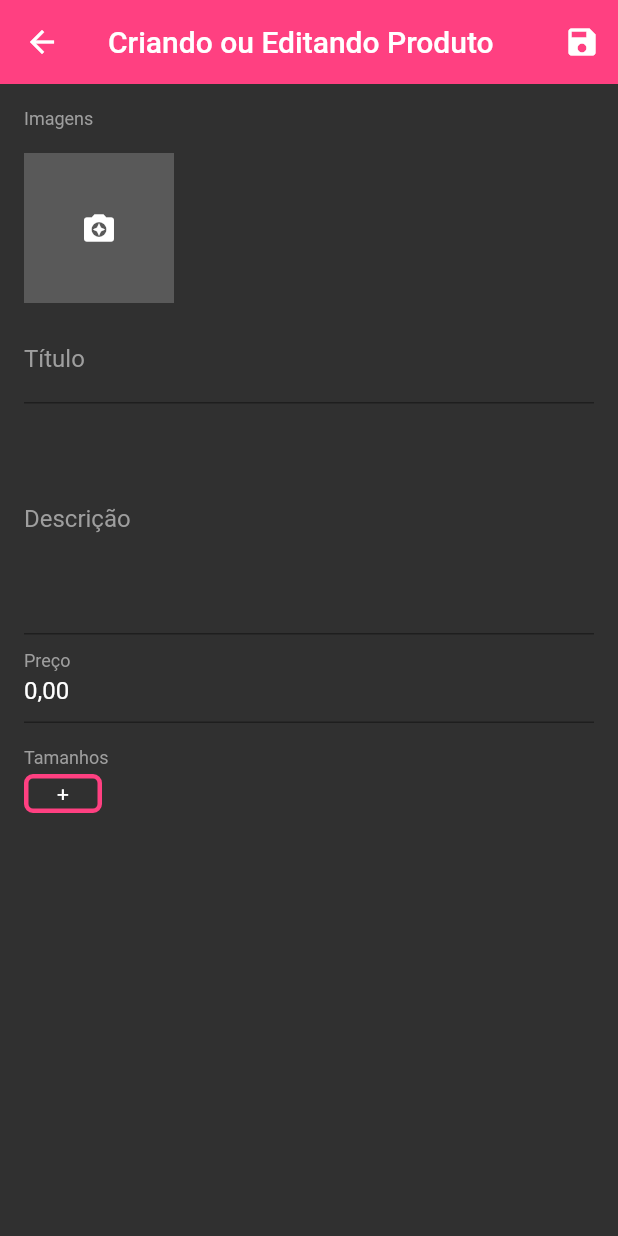
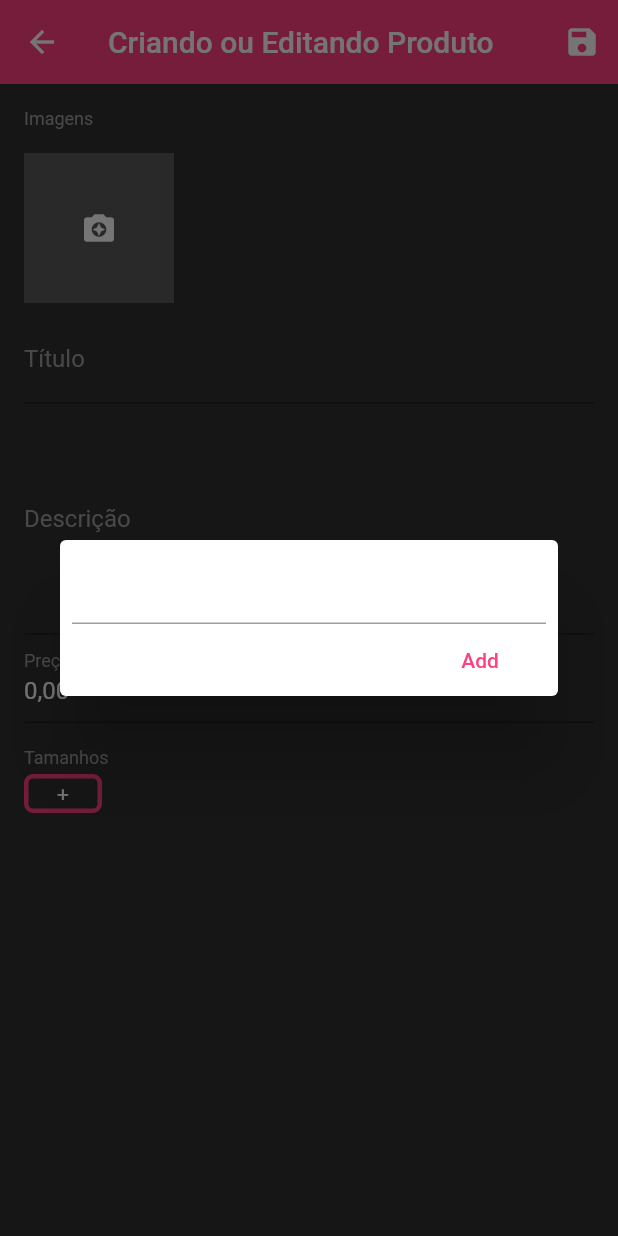
Before and after one commit to lucasbarrossantos/gerente_loja, a Flutter app: the ProductScreen screen opened directly, after a tap on an icon or button, on a phone screen of 412 x 824 dp. Run offline on Flutter 3.47's test engine with Material 2 defaults, Android fonts, the phone set to English and light mode, and no system bars; our stand-ins replace cloud_firestore, firebase_auth, firebase_storage, flutter_masked_text, flutter_speed_dial, image_cropper and 3 more; missing offline and left inert: bloc_pattern; accounts and stored records are empty; statements that could not run were skipped.

Commit message:
Finalizando o Widget de Tamanho

```diff
--- a/lib/blocs/product_bloc.dart
+++ b/lib/blocs/product_bloc.dart
@@ -1,9 +1,12 @@
 import 'package:bloc_pattern/bloc_pattern.dart';
 import 'package:cloud_firestore/cloud_firestore.dart';
 import 'package:firebase_storage/firebase_storage.dart';
+import 'package:flutter_masked_text/flutter_masked_text.dart';
 import 'package:rxdart/rxdart.dart';
 
 class ProductBloc extends BlocBase {
+  final controllerMasked = new MoneyMaskedTextController(
+      decimalSeparator: ',', thousandSeparator: '.');
   final _dataController = BehaviorSubject<Map>();
   final _loadingController = BehaviorSubject<bool>();
   final _createdController = BehaviorSubject<bool>();
@@ -54,6 +57,10 @@ class ProductBloc extends BlocBase {
 
   void saveImages(List images) {
     unsavedData['images'] = images;
+  }
+
+  void saveSizes(List sizes) {
+    unsavedData['size'] = sizes;
   }
 
   Future<bool> saveProduct() async {
--- a/lib/screens/product_screen.dart
+++ b/lib/screens/product_screen.dart
@@ -129,9 +129,10 @@ class _ProductScreenState extends State<ProductScreen> with ProductValidator {
                           style: TextStyle(color: Colors.grey, fontSize: 12.0),
                         ),
                         ProductSize(
+                          context: context,
                           initialValue: snapshot.data['size'],
-                          onSaved: (value) {},
-                          validator: (value) {},
+                          onSaved: _productBloc.saveSizes,
+                          validator: validatorSizes,
                         ),
                       ],
                     );
--- /dev/null
+++ b/lib/widgets/add_size_dialog.dart
@@ -0,0 +1,31 @@
+import 'package:flutter/material.dart';
+
+class AddSizeDialog extends StatelessWidget {
+  final _controller = TextEditingController();
+  @override
+  Widget build(BuildContext context) {
+    return Dialog(
+      child: Container(
+        padding: EdgeInsets.only(left: 8, right: 8, top: 8),
+        child: Column(
+          mainAxisSize: MainAxisSize.min,
+          children: <Widget>[
+            TextField(
+              controller: _controller,
+            ),
+            Container(
+              alignment: Alignment.centerRight,
+              child: FlatButton(
+                child: Text('Add'),
+                textColor: Colors.pinkAccent,
+                onPressed: () {
+                  Navigator.of(context).pop(_controller.text);
+                },
+              ),
+            )
+          ],
+        ),
+      ),
+    );
+  }
+}
--- a/lib/widgets/product_sizes.dart
+++ b/lib/widgets/product_sizes.dart
@@ -1,7 +1,10 @@
 import 'package:flutter/material.dart';
+
+import 'add_size_dialog.dart';
 
 class ProductSize extends FormField<List> {
   ProductSize({
+    BuildContext context,
     List initialValue,
     FormFieldSetter<List> onSaved,
     FormFieldValidator<List> validator,
@@ -36,18 +39,34 @@ class ProductSize extends FormField<List> {
                               style: TextStyle(color: Colors.white))),
                     );
                   }).toList()
-                      ..add(InkWell(
-                        onTap: () {},
+                    ..add(
+                      InkWell(
+                        onTap: () async {
+                          String size = await showDialog(
+                              context: context,
+                              builder: (context) => AddSizeDialog());
+
+                          if (size != null)
+                            state.didChange(state.value..add(size));
+                        },
                         child: Container(
                           decoration: BoxDecoration(
                               borderRadius:
                                   BorderRadius.all(Radius.circular(6.0)),
                               border: Border.all(
-                                    color: Colors.pinkAccent, width: 3.0)),
+                                  color: state.hasError
+                                      ? Colors.red
+                                      : Colors.pinkAccent,
+                                  width: 3.0)),
                           alignment: Alignment.center,
-                            child: Text('+',
-                                style: TextStyle(color: Colors.white))),
-                      ))),
+                          child: Text(
+                            '+',
+                            style: TextStyle(color: Colors.white),
+                          ),
+                        ),
+                      ),
+                    ),
+                ),
               );
             });
 }
```
Also changed, not shown: lib/validator/product_validator.dart (+16 -5 lines). Lines whose indentation alone changed are shown as unchanged.
